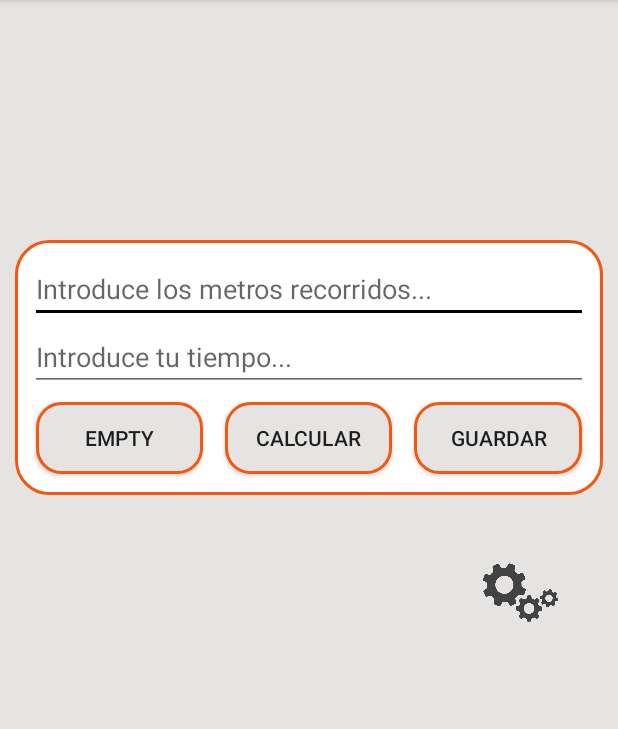
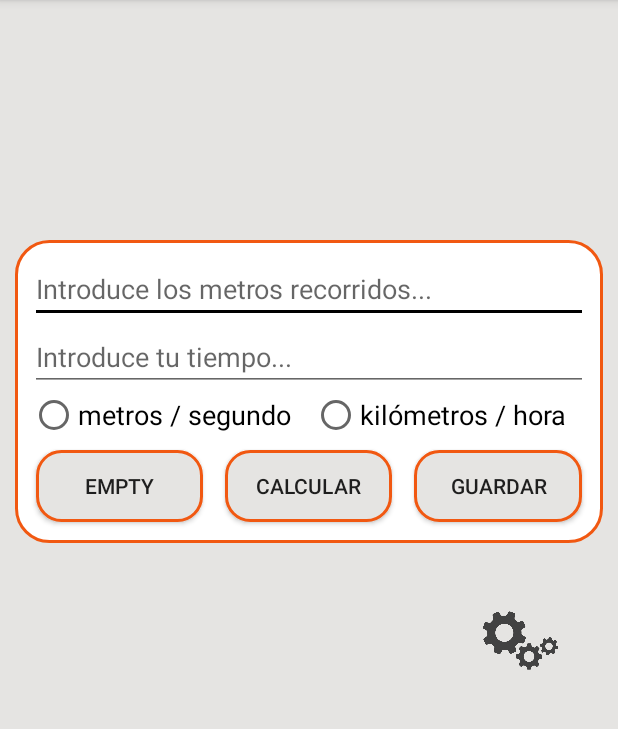
Before and after one commit to dam1718on/ByeKiloh, an Android app: the screen it shows after launch (MainActivity), on a phone screen of 412 x 824 dp, the part 84-813 px from its top. Run offline under Robolectric (Android 15) with nearby library versions, the phone set to English and light mode, and no system bars.

Commit message:
5commit. Sacado atributo ms, kmh de la clase.

```diff
--- a/app/src/main/java/com/example/byekiloh/MainActivity.java
+++ b/app/src/main/java/com/example/byekiloh/MainActivity.java
@@ -10,15 +10,17 @@ import android.view.View;
 
 import android.widget.Button;
 import android.widget.EditText;
+import android.widget.RadioButton;
 import android.widget.TextView;
 import android.widget.Toast;
 
 public class MainActivity extends AppCompatActivity {
 
     private TextView tvEjercicio, tvEjercicioGuardado;
-
     private EditText etTiempo, etDistancia;
-
+    private RadioButton radMS, radKMH;
+    //no se usa boolean porque necesito 3 estados (no checked)
+    private int velocidad=0;
     private Button btnGuardar;
 
     @Override
@@ -30,6 +32,8 @@ public class MainActivity extends AppCompatActivity {
         tvEjercicioGuardado=findViewById(R.id.tvEjercicioGuardado);
         etTiempo=findViewById(R.id.etTiempo);
         etDistancia=findViewById(R.id.etDistancia);
+        radMS=findViewById(R.id.radMS);
+        radKMH=findViewById(R.id.radKMH);
         btnGuardar=findViewById(R.id.btnGuardar);
 
         btnGuardar.setOnClickListener(new View.OnClickListener() {
@@ -39,14 +43,30 @@ public class MainActivity extends AppCompatActivity {
                 Ejercicio ejercicio = new Ejercicio(Integer.parseInt(etDistancia.getText().toString()),
                         Integer.parseInt(etTiempo.getText().toString()));
 
-                tvEjercicio.setText(ejercicio.toString());
-                tvEjercicioGuardado.setText(ejercicio.toString());
+                float ms = (float) ejercicio.getDistancia()/(ejercicio.getTiempo()*60);
+                float kmh = ms*36/10;
 
-                mensaje(ejercicio.getKmh());
+                if (velocidad==0){
+                    ms=0;
+                    kmh=0;
+                } else if (velocidad==1){
+                    tvEjercicio.setText("Has recorrido "+ejercicio.getDistancia()+" metros en "+ejercicio.getTiempo()+
+                            " minutos haciendo una velocidad"+" media de "+String.format("%.2f", ms)+" m/s");
+                    tvEjercicioGuardado.setText("Has recorrido "+ejercicio.getDistancia()+" metros en "+ejercicio.getTiempo()+
+                            " minutos haciendo una velocidad"+" media de "+String.format("%.2f", ms)+" m/s");
+                }else if (velocidad==2){
+                    tvEjercicio.setText("Has recorrido "+ejercicio.getDistancia()+" metros en "+ejercicio.getTiempo()+
+                            " minutos haciendo una velocidad"+" media de "+String.format("%.2f", kmh)+" km/h");
+                    tvEjercicioGuardado.setText("Has recorrido "+ejercicio.getDistancia()+" metros en "+ejercicio.getTiempo()+
+                            " minutos haciendo una velocidad"+" media de "+String.format("%.2f", kmh)+" km/h");
+                }
+                mensaje(kmh);
             }
         });
     }
 
+
+    //Metodo asociado a boton con su mismo nombre para calcular los datos y visualizarlos
     public void calcular(View view){
 
         int distancia = Integer.parseInt(etDistancia.getText().toString());
@@ -54,63 +74,37 @@ public class MainActivity extends AppCompatActivity {
         float ms = (float) distancia/(tiempo*60);
         float kmh = ms*36/10;
 
-        tvEjercicio.setText("Has recorrido "+distancia+" metros en "+tiempo+" minutos haciendo una velocidad" +
-                " media de "+String.format("%.2f", ms)+" m/s ó "+String.format("%.2f", kmh)+" km/h.");
-
+        if (velocidad==0){
+            ms=0;
+            kmh=0;
+        } else if (velocidad==1){
+            tvEjercicio.setText("Has recorrido "+distancia+" metros en "+tiempo+" minutos haciendo una velocidad" +
+                    " media de "+String.format("%.2f", ms)+" m/s");
+        }else if (velocidad==2){
+            tvEjercicio.setText("Has recorrido "+distancia+" metros en "+tiempo+" minutos haciendo una velocidad" +
+                    " media de "+String.format("%.2f", kmh)+" km/h");
+        }
         mensaje(kmh);
     }
 
-    /*
-    @Override
-    public boolean onCreateOptionsMenu(Menu menu) {
-        // Inflate the menu; this adds items to the action bar if it is present.
-        getMenuInflater().inflate(R.menu.menu_main, menu);
-        return true;
-    }
+    //Sin implementar aun
+    public void settings(View view){
 
-    @Override
-    public boolean onOptionsItemSelected(MenuItem item) {
-        // Handle action bar item clicks here. The action bar will
-        // automatically handle clicks on the Home/Up button, so long
-        // as you specify a parent activity in AndroidManifest.xml.
-        int id = item.getItemId();
-
-        //noinspection SimplifiableIfStatement
-        if (id == R.id.action_settings) {
-            return true;
-        }
-
-        return super.onOptionsItemSelected(item);
-    }*/
-
-    public void settings(View view){
         Toast toast= Toast.makeText(getApplicationContext(),
                 "Settings!!!", Toast.LENGTH_SHORT);
         toast.setGravity(Gravity.BOTTOM|Gravity.CENTER, 0, 14);
         toast.show();
     }
 
-    /*public void ver(View view){
-        frase.setContenido(etContenido.getText().toString());
-        frase.setAutor(etAutor.getText().toString());
+    //Método para visualizar mensajes segun velocidad
+    public void mensaje(Float kmh){
 
-        if (frase.getContenido().equals("")){
-            frase.setContenido("Vas con lo justo socio");
-            frase.setAutor("El Developer");
-        }
-        if (frase.getAutor().equals("")){
-            frase.setAutor("Anónimo");
-        }
-        tvFrase.setText(frase.toString());
-
-        Toast toast= Toast.makeText(getApplicationContext(),
-                "Añadido correctamente", Toast.LENGTH_SHORT);
-        toast.setGravity(Gravity.BOTTOM|Gravity.CENTER, 0, 14);
-        toast.show();
-    }*/
-
-    public void mensaje(Float kmh){
-        if (kmh <= 3) {
+        if (kmh == 0){
+            Toast toast= Toast.makeText(getApplicationContext(),
+                    "Selecciona velocidad!!!", Toast.LENGTH_SHORT);
+            toast.setGravity(Gravity.BOTTOM|Gravity.CENTER, 0, 14);
+            toast.show();
+        } else if (kmh <= 3) {
             Toast toast = Toast.makeText(getApplicationContext(),
                     "Tienes que andar más rapido...", Toast.LENGTH_SHORT);
             toast.setGravity(Gravity.BOTTOM | Gravity.CENTER, 0, 14);
@@ -128,4 +122,21 @@ public class MainActivity extends AppCompatActivity {
         }
     }
 
+    //Método del RadioGrouponClick
+    public void onRadioButtonClicked(View view) {
+
+        boolean checked = ((RadioButton) view).isChecked();
+
+        switch(view.getId()) {
+            case R.id.radMS:
+                if (checked)
+                velocidad=1;
+                break;
+            case R.id.radKMH:
+                if (checked)
+                velocidad=2;
+                break;
+        }
+    }
+
 }
--- a/app/src/main/res/layout/activity_main.xml
+++ b/app/src/main/res/layout/activity_main.xml
@@ -18,7 +18,7 @@
         android:layout_marginLeft="22dp"
         android:layout_marginRight="22dp"
         android:textColor="@color/naranja"
-        android:textSize="18dp"
+        android:textSize="17.5dp"
         android:textAlignment="textEnd"
         tools:ignore="RtlCompat"/>
 
@@ -50,6 +50,35 @@
             android:layout_marginRight="10dp"
             android:textColor="@color/naranja"
             android:hint="Introduce tu tiempo..."/>
+
+        <RadioGroup
+            xmlns:android="http://schemas.android.com/apk/res/android"
+            android:layout_width="match_parent"
+            android:layout_height="match_parent"
+            android:layout_marginTop="0dp"
+            android:layout_marginLeft="10dp"
+            android:layout_marginRight="10dp"
+            android:orientation="horizontal">
+
+            <RadioButton
+                android:id="@+id/radMS"
+                android:layout_width="wrap_content"
+                android:layout_height="wrap_content"
+                android:layout_weight="1"
+                android:text="metros / segundo"
+                android:textSize="18dp"
+                android:onClick="onRadioButtonClicked"/>
+
+            <RadioButton
+                android:id="@+id/radKMH"
+                android:layout_width="wrap_content"
+                android:layout_height="wrap_content"
+                android:layout_weight="1"
+                android:text="kilómetros / hora"
+                android:textSize="18dp"
+                android:onClick="onRadioButtonClicked"/>
+
+        </RadioGroup>
 
         <LinearLayout
             android:layout_width="match_parent"
@@ -116,7 +145,7 @@
         android:layout_marginLeft="22dp"
         android:layout_marginRight="22dp"
         android:textColor="@color/naranja"
-        android:textSize="18dp"
+        android:textSize="17.5dp"
         android:textAlignment="textEnd"
         tools:ignore="RtlCompat"/>
 
--- a/app/src/main/res/menu/menu_main.xml
+++ /dev/null
@@ -1,19 +0,0 @@
-<?xml version="1.0" encoding="utf-8"?>
-<menu
-    xmlns:android="http://schemas.android.com/apk/res/android"
-    xmlns:app="http://schemas.android.com/apk/res-auto"
-    xmlns:tools="http://schemas.android.com/tools"
-    android:layout_width="match_parent"
-    android:layout_height="match_parent"
-    android:orientation="vertical"
-    tools:context=".MainActivity" >
-
-    <item
-        android:id="@+id/new_game"
-        android:title="primera frase"/>
-
-    <item
-        android:id="@+id/help"
-        android:title=""/>
-
-</menu>
```
Also changed, not shown: app/src/main/java/com/example/byekiloh/Ejercicio.java (+4 -22 lines), 1 other file.
